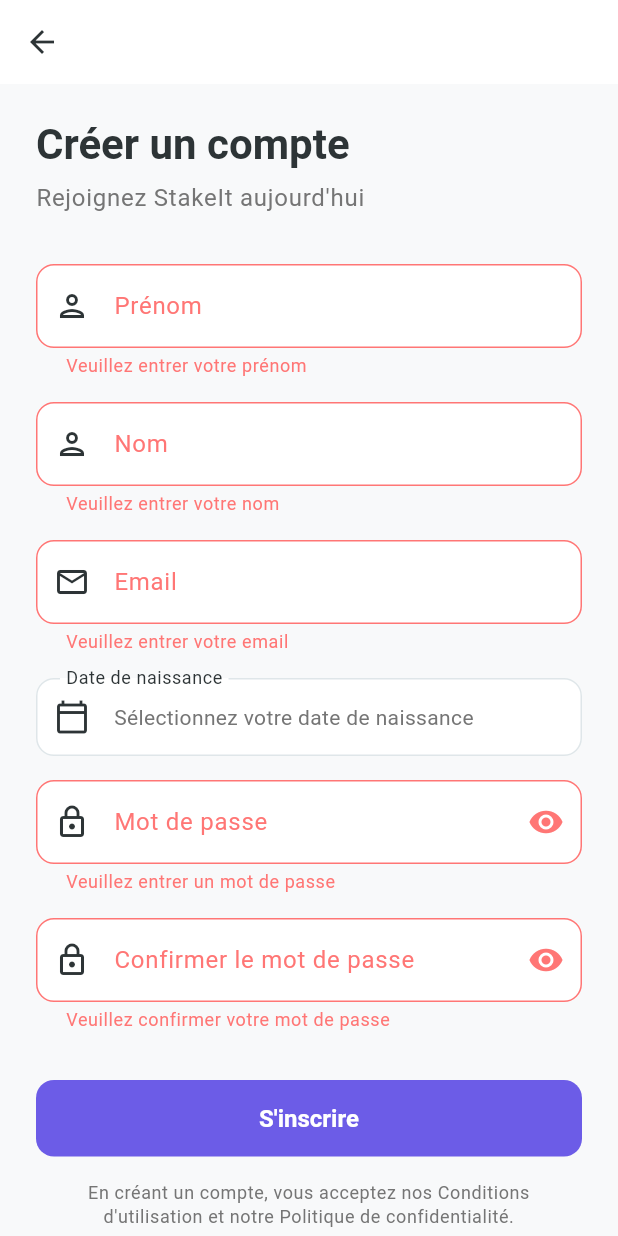
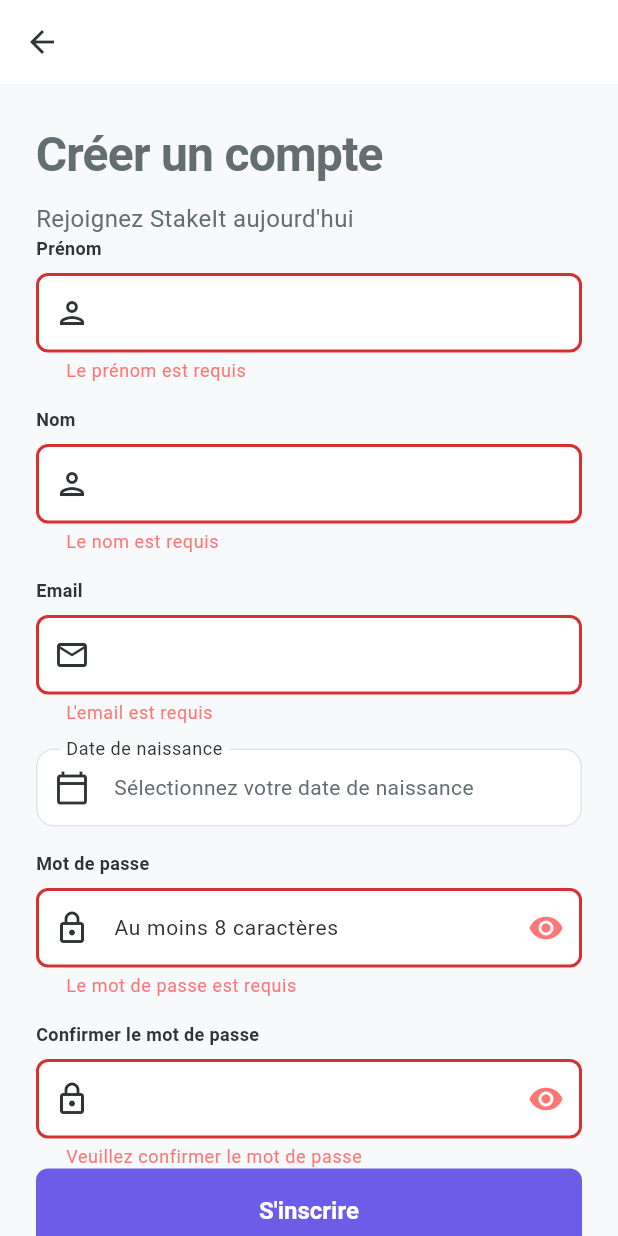
Before and after one commit to ahsina/StakeIt, a Flutter app: the RegisterScreen screen opened by its route, after a tap on an icon or button, on a phone screen of 412 x 824 dp. Run offline on Flutter 3.47's test engine with Material 3 defaults, Android fonts, the phone set to English and light mode, and no system bars; our stand-ins replace dio, firebase_core, firebase_messaging, flutter_local_notifications, flutter_riverpod, flutter_secure_storage and 6 more; missing offline and left inert: flutter_stripe, signalr_netcore; accounts and stored records are empty; generated files the repository leaves out were written again; statements that could not run were skipped.

Commit message:
Refactor register screen to use shared components
Replace all form fields and buttons with shared components:
- CustomTextField for all inputs (first name, last name, email)
- CustomTextField with obscureText for passwords
- CustomButton for submit button
- Use Validators utility for all validations
- Use ErrorMapper.mapAuthError for error handling
- Use DateFormatter.formatLongDate for date display
- Apply AppColors, AppSizes, AppTextStyles throughout

Benefits:
- Consistent UI with login screen
- Reduced code (removed ~50 lines)
- Better password validation with validateStrongPassword
- Better password confirmation validation
- Centralized error messages
- Type-safe styling

```diff
--- a/src/stakeit_mobile/lib/features/auth/presentation/register_screen.dart
+++ b/src/stakeit_mobile/lib/features/auth/presentation/register_screen.dart
@@ -2,7 +2,13 @@ import 'package:flutter/material.dart';
 import 'package:flutter_riverpod/flutter_riverpod.dart';
 import 'package:go_router/go_router.dart';
 import '../../../core/router/app_router.dart';
+import '../../../core/theme/app_constants.dart';
 import '../../../shared/models/user_model.dart';
+import '../../../shared/widgets/custom_text_field.dart';
+import '../../../shared/widgets/custom_button.dart';
+import '../../../shared/utils/validators.dart';
+import '../../../shared/utils/error_mapper.dart';
+import '../../../shared/utils/date_formatter.dart';
 import '../data/providers/auth_provider.dart';
 
 class RegisterScreen extends ConsumerStatefulWidget {
@@ -60,9 +66,9 @@ class _RegisterScreenState extends ConsumerState<RegisterScreen> {
 
     if (_dateOfBirth == null) {
       ScaffoldMessenger.of(context).showSnackBar(
-        const SnackBar(
-          content: Text('Veuillez sélectionner votre date de naissance'),
-          backgroundColor: Colors.red,
+        SnackBar(
+          content: const Text('Veuillez sélectionner votre date de naissance'),
+          backgroundColor: AppColors.error,
         ),
       );
       return;
@@ -90,11 +96,11 @@ class _RegisterScreenState extends ConsumerState<RegisterScreen> {
 
       ScaffoldMessenger.of(context).showSnackBar(
         SnackBar(
-          content: Text(e.toString().replaceAll('Exception: ', '')),
-          backgroundColor: Colors.red,
+          content: Text(ErrorMapper.mapAuthError(e)),
+          backgroundColor: AppColors.error,
         ),
       );
-    } finally {
+    } finally{
       if (mounted) {
         setState(() => _isLoading = false);
       }
@@ -121,65 +127,41 @@ class _RegisterScreenState extends ConsumerState<RegisterScreen> {
                 // Title
                 Text(
                   'Créer un compte',
-                  style: Theme.of(context).textTheme.displayMedium,
+                  style: AppTextStyles.displayLarge,
                 ),
-                const SizedBox(height: 8),
+                const SizedBox(height: AppSizes.paddingS),
                 Text(
                   'Rejoignez StakeIt aujourd\'hui',
-                  style: Theme.of(context).textTheme.bodyLarge?.copyWith(
-                        color: Colors.grey[600],
+                  style: AppTextStyles.bodyLarge.copyWith(
+                    color: AppColors.textSecondary,
                   ),
                 ),
-                const SizedBox(height: 32),
+                const SizedBox(height: AppSizes.paddingXXL),
                 // First Name
-                TextFormField(
+                CustomTextField(
+                  label: 'Prénom',
                   controller: _firstNameController,
-                  decoration: const InputDecoration(
-                    labelText: 'Prénom',
-                    prefixIcon: Icon(Icons.person_outlined),
+                  prefixIcon: const Icon(Icons.person_outlined),
+                  validator: (value) => Validators.validateRequired(value, fieldName: 'Le prénom'),
                 ),
-                  validator: (value) {
-                    if (value == null || value.isEmpty) {
-                      return 'Veuillez entrer votre prénom';
-                    }
-                    return null;
-                  },
+                const SizedBox(height: AppSizes.paddingM),
+                // Last Name
+                CustomTextField(
+                  label: 'Nom',
+                  controller: _lastNameController,
+                  prefixIcon: const Icon(Icons.person_outlined),
+                  validator: (value) => Validators.validateRequired(value, fieldName: 'Le nom'),
                 ),
-                const SizedBox(height: 16),
-                // Last Name
-                TextFormField(
-                  controller: _lastNameController,
-                  decoration: const InputDecoration(
-                    labelText: 'Nom',
-                    prefixIcon: Icon(Icons.person_outlined),
-                  ),
-                  validator: (value) {
-                    if (value == null || value.isEmpty) {
-                      return 'Veuillez entrer votre nom';
-                    }
-                    return null;
-                  },
-                ),
-                const SizedBox(height: 16),
+                const SizedBox(height: AppSizes.paddingM),
                 // Email
-                TextFormField(
+                CustomTextField(
+                  label: 'Email',
                   controller: _emailController,
                   keyboardType: TextInputType.emailAddress,
-                  decoration: const InputDecoration(
-                    labelText: 'Email',
-                    prefixIcon: Icon(Icons.email_outlined),
+                  prefixIcon: const Icon(Icons.email_outlined),
+                  validator: Validators.validateEmail,
                 ),
-                  validator: (value) {
-                    if (value == null || value.isEmpty) {
-                      return 'Veuillez entrer votre email';
-                    }
-                    if (!value.contains('@')) {
-                      return 'Email invalide';
-                    }
-                    return null;
-                  },
-                ),
-                const SizedBox(height: 16),
+                const SizedBox(height: AppSizes.paddingM),
                 // Date of Birth
                 InkWell(
                   onTap: _selectDateOfBirth,
@@ -191,20 +173,20 @@ class _RegisterScreenState extends ConsumerState<RegisterScreen> {
                     child: Text(
                       _dateOfBirth == null
                           ? 'Sélectionnez votre date de naissance'
-                          : '${_dateOfBirth!.day}/${_dateOfBirth!.month}/${_dateOfBirth!.year}',
+                          : DateFormatter.formatLongDate(_dateOfBirth!),
                       style: _dateOfBirth == null
-                          ? TextStyle(color: Colors.grey[600])
-                          : null,
+                          ? TextStyle(color: AppColors.textSecondary)
+                          : AppTextStyles.bodyMedium,
                     ),
                   ),
                 ),
-                const SizedBox(height: 16),
+                const SizedBox(height: AppSizes.paddingM),
                 // Password
-                TextFormField(
+                CustomTextField(
+                  label: 'Mot de passe',
+                  hint: 'Au moins 8 caractères',
                   controller: _passwordController,
                   obscureText: !_isPasswordVisible,
-                  decoration: InputDecoration(
-                    labelText: 'Mot de passe',
                   prefixIcon: const Icon(Icons.lock_outlined),
                   suffixIcon: IconButton(
                     icon: Icon(
@@ -218,27 +200,14 @@ class _RegisterScreenState extends ConsumerState<RegisterScreen> {
                       });
                     },
                   ),
+                  validator: Validators.validateStrongPassword,
                 ),
-                  validator: (value) {
-                    if (value == null || value.isEmpty) {
-                      return 'Veuillez entrer un mot de passe';
-                    }
-                    if (value.length < 8) {
-                      return 'Le mot de passe doit contenir au moins 8 caractères';
-                    }
-                    if (!RegExp(r'(?=.*[a-z])(?=.*[A-Z])(?=.*\d)').hasMatch(value)) {
-                      return 'Le mot de passe doit contenir majuscule, minuscule et chiffre';
-                    }
-                    return null;
-                  },
-                ),
-                const SizedBox(height: 16),
+                const SizedBox(height: AppSizes.paddingM),
                 // Confirm Password
-                TextFormField(
+                CustomTextField(
+                  label: 'Confirmer le mot de passe',
                   controller: _confirmPasswordController,
                   obscureText: !_isConfirmPasswordVisible,
-                  decoration: InputDecoration(
-                    labelText: 'Confirmer le mot de passe',
                   prefixIcon: const Icon(Icons.lock_outlined),
                   suffixIcon: IconButton(
                     icon: Icon(
@@ -252,39 +221,24 @@ class _RegisterScreenState extends ConsumerState<RegisterScreen> {
                       });
                     },
                   ),
+                  validator: (value) => Validators.validatePasswordConfirmation(value, _passwordController.text),
                 ),
-                  validator: (value) {
-                    if (value == null || value.isEmpty) {
-                      return 'Veuillez confirmer votre mot de passe';
-                    }
-                    if (value != _passwordController.text) {
-                      return 'Les mots de passe ne correspondent pas';
-                    }
-                    return null;
-                  },
+                const SizedBox(height: AppSizes.paddingXXL),
+                // Register Button
+                CustomButton(
+                  text: 'S\'inscrire',
+                  onPressed: _handleRegister,
+                  isLoading: _isLoading,
+                  type: ButtonType.primary,
+                  size: ButtonSize.large,
+                  isFullWidth: true,
                 ),
-                const SizedBox(height: 32),
-                // Register Button
-                ElevatedButton(
-                  onPressed: _isLoading ? null : _handleRegister,
-                  child: _isLoading
-                      ? const SizedBox(
-                          height: 20,
-                          width: 20,
-                          child: CircularProgressIndicator(
-                            strokeWidth: 2,
-                            valueColor:
-                                AlwaysStoppedAnimation<Color>(Colors.white),
-                          ),
-                        )
-                      : const Text('S\'inscrire'),
-                ),
-                const SizedBox(height: 16),
+                const SizedBox(height: AppSizes.paddingM),
                 // Terms and Privacy
                 Text(
                   'En créant un compte, vous acceptez nos Conditions d\'utilisation et notre Politique de confidentialité.',
-                  style: Theme.of(context).textTheme.bodySmall?.copyWith(
-                        color: Colors.grey[600],
+                  style: AppTextStyles.bodySmall.copyWith(
+                    color: AppColors.textSecondary,
                   ),
                   textAlign: TextAlign.center,
                 ),
```
Lines whose indentation alone changed are shown as unchanged.
